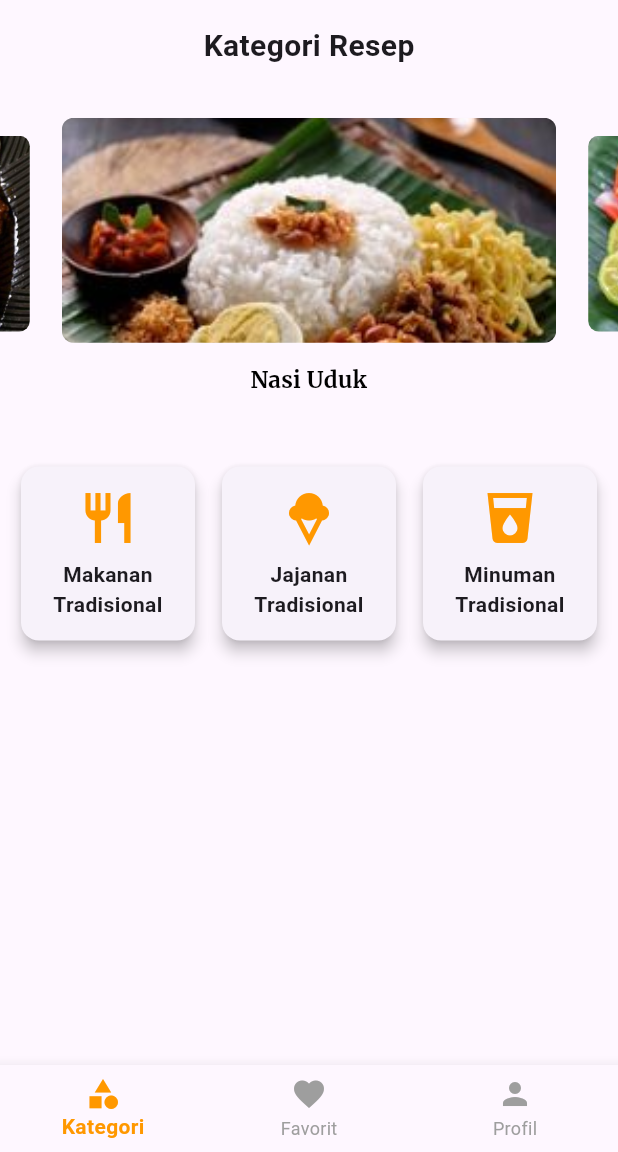
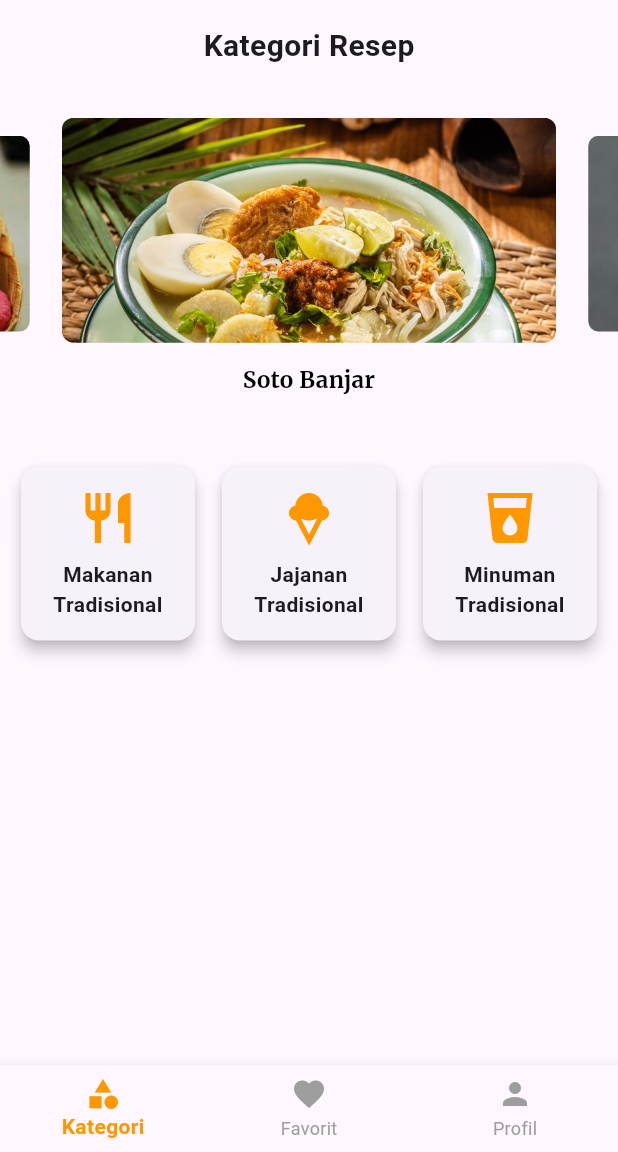
Before and after one commit to skrulleps/projectflutter, a Flutter app: the screen it shows after launch, on a phone screen of 412 x 824 dp, the part 84-1236 px from its top. Run offline on Flutter 3.47's test engine with Material 3 defaults, Android fonts, the phone set to English and light mode, and no system bars; drawn by our look-alikes of carousel_slider; our stand-ins replace google_fonts, shared_preferences.

Commit message:
edit carousel

```diff
--- a/lib/pages/kategori_page.dart
+++ b/lib/pages/kategori_page.dart
@@ -13,15 +13,15 @@ class KategoriPage extends StatelessWidget {
   @override
   Widget build(BuildContext context) {
     final List<String> imagePaths = [
-      'assets/img/nasi-uduk.jpg',
-      'assets/img/Sate-ayam.jpg',
-      'assets/img/rendang.jpg',
+      'assets/img/soto_banjar.jpg',
+      'assets/img/bajigur.jpg',
+      'assets/img/geplak.jpg',
     ];
 
     final List<String> captions = [
-      'Nasi Uduk',
-      'Sate Ayam',
-      'Rendang',
+      'Soto Banjar',
+      'Bajigur',
+      'Geplak',
     ];
 
     // Peta navigasi: nama menu -> widget tujuan
```
